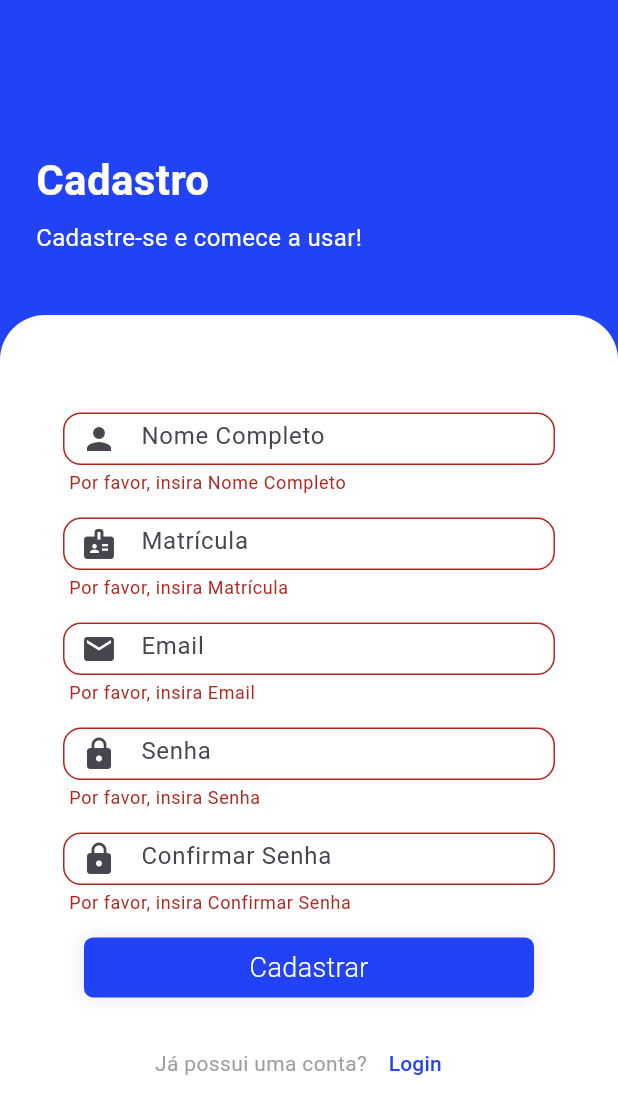
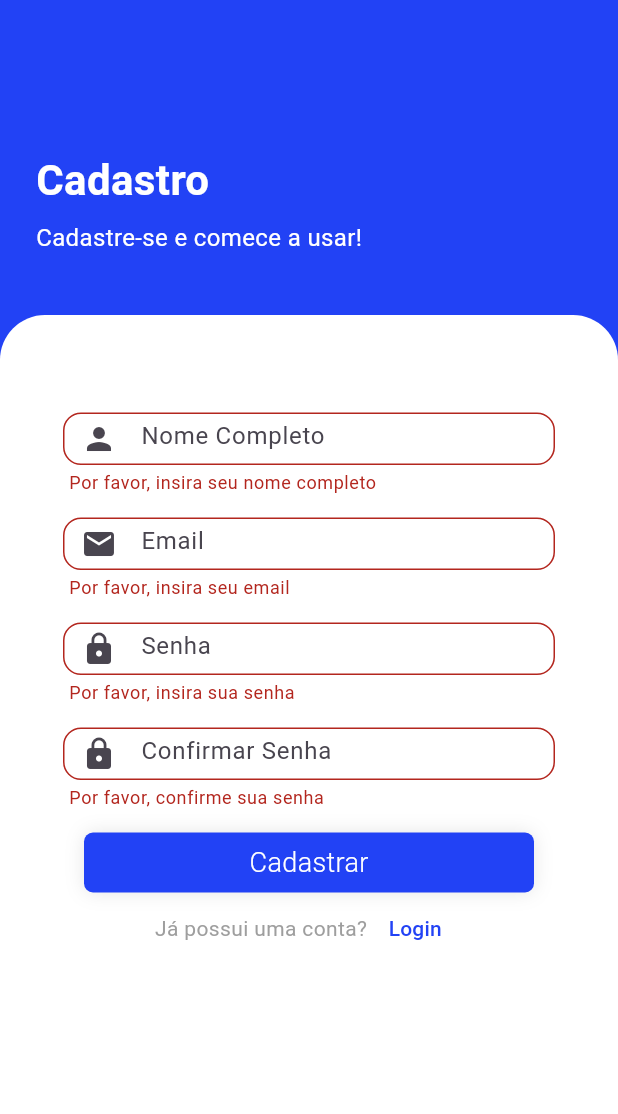
Before and after one commit to meffxz12/projeto_Analise_de_A-oes, a Flutter app: the Cadastro screen opened directly, after a tap on "Cadastrar", on a phone screen of 412 x 824 dp. Shown: the top 1114 px of the screen. Run offline on Flutter 3.47's test engine with Material 3 defaults, Android fonts, the phone set to English and light mode, and no system bars; our stand-ins replace firebase_auth, firebase_core, flutter_svg, logger, smooth_page_indicator; accounts and stored records are empty; network calls fail.

Commit message:
alterando home

```diff
--- a/lib/cadastro.dart
+++ /dev/null
@@ -1,167 +0,0 @@
-import 'package:flutter/material.dart';
-import 'package:meu_apli/login/button.dart';
-import '../text.form.global.dart';
-class Cadastro extends StatelessWidget {
-  Cadastro({Key? key}) : super(key: key);
-
-  final formKey = GlobalKey<FormState>();
-  final TextEditingController nome = TextEditingController();
-  final TextEditingController email = TextEditingController();
-  final TextEditingController senha = TextEditingController();
-  final TextEditingController confirmasenha = TextEditingController();
-  final TextEditingController matricula = TextEditingController();
-
-  @override
-  Widget build(BuildContext context) {
-    return Scaffold(
-      backgroundColor: const Color.fromARGB(255, 34, 66, 245),
-      body: Column(
-        children: [
-
-          Container(
-            width: double.infinity,
-            padding: const EdgeInsets.symmetric(horizontal: 24, vertical: 40),
-            color: Color.fromARGB(255, 34, 66, 245),
-            child: Column(
-              crossAxisAlignment: CrossAxisAlignment.start,
-              children: [
-                SizedBox(height: 60),
-                const Text(
-                  'Cadastro',
-                  style: TextStyle(fontSize: 28, fontWeight: FontWeight.bold, fontFamily: 'Roboto', color: Colors.white),
-                ),
-                SizedBox(height: 7),
-                Text(
-                  'Cadastre-se e comece a usar!',
-                  style: TextStyle(
-                    color: Colors.white,
-                    fontSize: 16,
-                    fontFamily: 'Roboto',
-                  ),
-                ),
-              ],
-            ),
-          ),
-          Expanded(
-            child: Container(
-
-              decoration: BoxDecoration(
-                color: Colors.white,
-                borderRadius: BorderRadius.only(
-                  topLeft: Radius.circular(30),
-                  topRight: Radius.circular(30),
-                ),
-              ),
-              child: SingleChildScrollView(
-                padding: const EdgeInsets.symmetric(horizontal: 30, vertical: 50),
-                child: Form(
-                key: formKey,
-
-                child: Column(
-                  children: [
-                    SizedBox(height: 15),
-                    // Nome
-                    TextFormGlobal(controller: nome,
-                    text: "Nome Completo",
-                    obscure: false,
-                    textInputType: TextInputType.name,
-                     prefixicon: Icons.person,
-                     validator: (value) {
-                      if (value == null || value.isEmpty) {
-                        return 'Por favor, insira Nome Completo';
-                      }
-                      return null;
-                     }
-                     ),
-
-
-                    SizedBox(height: 15),
-
-                    TextFormGlobal(controller: matricula, text: "Matrícula", obscure: false, textInputType: TextInputType.name, prefixicon: Icons.badge,
-                    validator: (value) {
-                      if (value == null || value.isEmpty) {
-                        return 'Por favor, insira Matrícula';
-                      }
-                      return null;
-                    },
-                    ),
-                    SizedBox(height: 15),
-                    // senha
-                    TextFormGlobal(controller: email, text: "Email", obscure: false, textInputType: TextInputType.emailAddress, prefixicon: Icons.email,
-                    validator: (value) {
-                      if (value == null || value.isEmpty) {
-                        return 'Por favor, insira Email';
-                      }
-                      return null;
-                    },
-                    ),
-                   SizedBox(height: 15),
-                   TextFormGlobal(controller: senha, text: "Senha", obscure: true, textInputType: TextInputType.visiblePassword, prefixicon: Icons.lock,
-                   validator: (value) {
-                     if (value == null || value.isEmpty) {
-                       return 'Por favor, insira Senha';
-                     }
-                     return null;
-                   },
-                   ),
-                   SizedBox(height: 15),
-                   TextFormGlobal(controller: confirmasenha, text: "Confirmar Senha", obscure: true, textInputType: TextInputType.visiblePassword, prefixicon: Icons.lock,
-                   validator: (value) {
-                     if (value == null || value.isEmpty) {
-                       return 'Por favor, confirme Senha';
-                     } if (value != senha.text) {
-                       return 'As senhas não coincidem';
-                     }
-                     return null;
-                   },
-                   ),
-                   SizedBox(height: 15),
-                   //botão entrar
-                    ButtonGlobal(color: Color.fromARGB(255, 34, 66, 245),
-                   text: 'Cadastrar',
-                   onTap: () {
-                    if (formKey.currentState!.validate()) {
-                      print("Cadastro realizado com sucesso");
-                    }
-                    },
-                    colortext: Colors.white,
-                   ),
-                   SizedBox(height: 20),
-                   Row(
-                    mainAxisAlignment: MainAxisAlignment.center,
-                    children: [
-                      Text(
-                        'Já possui uma conta?',
-                        style: TextStyle(
-                          color: Colors.grey,
-                          fontSize: 14,
-                          fontFamily: 'Roboto',
-                        ),
-                      ),
-                      TextButton(
-                        onPressed: () {
-                          Navigator.pop(context);
-                        },
-                        child: Text(
-                          'Login',
-                          style: TextStyle(
-                            color: Color.fromARGB(255, 34, 66, 245),
-                            fontSize: 14,
-                            fontFamily: 'Roboto',
-                          ),
-                        ),
-                      ),
-                    ],
-                   )
-                  ],
-                ),
-              ),
-
-            ),
-          ),
-          ),
-        ],
-      ),
-    );
-  }
-}
--- a/lib/login/button.dart
+++ /dev/null
@@ -1,49 +0,0 @@
-import 'package:flutter/material.dart';
-
-class ButtonGlobal extends StatelessWidget {
-
-
-
-  const ButtonGlobal({Key? key,
-    required this.text,
-    required this.onTap,
-    required this.color,
-     required this.colortext,
-  }) : super(key: key);
-
-  final String text;
-  final VoidCallback onTap;
-  final Color color;
-    final Color colortext;
-
-  @override
-  Widget build(BuildContext context) {
-    return InkWell(
-      onTap: onTap,
-      child: Container(
-        alignment: Alignment.center,
-        height: 40,
-        width: 300,
-        decoration: BoxDecoration(
-          color: color,
-          borderRadius: BorderRadius.circular(6),
-      boxShadow: [
-        BoxShadow(
-          color: Colors.black.withOpacity(0.1),
-          blurRadius: 10,
-        )
-      ]
-    ),
-    child: Text(
-      text,
-      style: TextStyle(
-        color: colortext,
-        fontSize: 18,
-        fontWeight: FontWeight.w300,
-        fontFamily: 'Roboto',
-      ),
-    ),
-   ),
-    );
-  }
-}
--- a/lib/main.dart
+++ b/lib/main.dart
@@ -13,7 +13,7 @@
 
   @override
   Widget build(BuildContext context) {
-    return const MaterialApp(
+    return MaterialApp(
       debugShowCheckedModeBanner: false,
       home: HomePage(),
     );
--- a/lib/telas/bemvindo.dart
+++ b/lib/telas/bemvindo.dart
@@ -1,6 +1,6 @@
 import 'package:flutter/material.dart';
 import 'package:meu_apli/componentes/button.dart';
-import 'package:meu_apli/login/login.dart';
+import 'package:meu_apli/telas/login.dart';
 import 'package:meu_apli/telaincial/pages/Pagina1.dart';
 import 'package:meu_apli/telaincial/pages/Pagina2.dart';
 import 'package:meu_apli/telaincial/pages/pagina3.dart';
@@ -20,7 +20,7 @@
   @override
   Widget build(BuildContext context) {
     return Scaffold(
-      backgroundColor: const Color.fromARGB(255, 34, 66, 245),
+      backgroundColor: const Color.fromARGB(255, 110, 80, 41),
     body: Stack(
      children: [
       PageView(
--- a/lib/telas/cadastro.dart
+++ b/lib/telas/cadastro.dart
@@ -99,7 +99,7 @@
                           if (value == null || value.isEmpty) {
                             return 'Por favor, insira seu nome completo';
                           }
-                          if (value!.trim().split(" ").length < 2) {
+                          if (value.trim().split(" ").length < 2) {
                             return 'Digite nome e sobrenome';
                           }
                            if (!RegExp(r'^[a-zA-Z\s]+$').hasMatch(value)) {
```
Also changed, not shown: lib/componentes/coresglobais.dart (added, +7 -0 lines), lib/login/login.dart (deleted, +0 -106 lines), lib/login/socialmedia.dart (deleted, +0 -24 lines), lib/telas/hometela.dart (+16 -41 lines), lib/telas/login.dart (+16 -58 lines).
